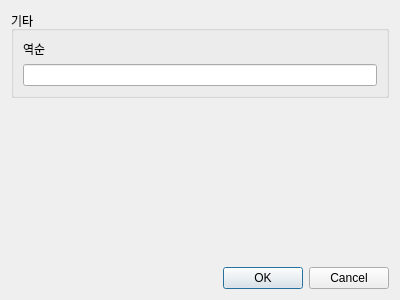
Glen-Lee-glitch/new_viewer, file ui/ev_helper_dialog.ui: the form before one commit.
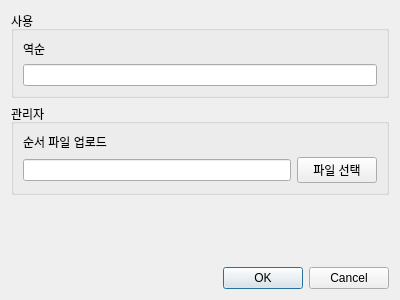
The form after the commit.

Commit message:
feat: EV Helper 다이얼로그에 엑셀 파일 선택 기능 추가
- '관리자' 그룹에 파일 선택 UI 추가 (QLineEdit + QPushButton)
- QFileDialog를 사용한 엑셀 파일 선택 기능 구현
- 선택된 파일 경로를 lineEdit_excel_file에 표시

Diff of the .ui file:
```diff
--- a/ui/ev_helper_dialog.ui
+++ b/ui/ev_helper_dialog.ui
@@ -17,7 +17,7 @@
    <item>
     <widget class="QGroupBox" name="groupBox">
      <property name="title">
-      <string>기타</string>
+      <string>사용</string>
      </property>
      <layout class="QVBoxLayout" name="verticalLayout_2">
       <item>
@@ -33,6 +33,40 @@
      </layout>
     </widget>
    </item>
+   <item>
+    <widget class="QGroupBox" name="groupBox_2">
+     <property name="title">
+      <string>관리자</string>
+     </property>
+     <layout class="QVBoxLayout" name="verticalLayout_3">
+      <item>
+       <widget class="QLabel" name="label_2">
+        <property name="text">
+         <string>순서 파일 업로드</string>
+        </property>
+       </widget>
+      </item>
+      <item>
+       <layout class="QHBoxLayout" name="horizontalLayout">
+        <item>
+         <widget class="QLineEdit" name="lineEdit_excel_file">
+          <property name="readOnly">
+           <bool>true</bool>
+          </property>
+         </widget>
+        </item>
+        <item>
+         <widget class="QPushButton" name="pushButton_select_excel">
+          <property name="text">
+           <string>파일 선택</string>
+          </property>
+         </widget>
+        </item>
+       </layout>
+      </item>
+     </layout>
+    </widget>
+   </item>
    <item>
     <spacer name="verticalSpacer">
      <property name="orientation">
```
Left out of the diff: 8 changed lines with no effect on the pictures. The commit also changes 1 other file.
